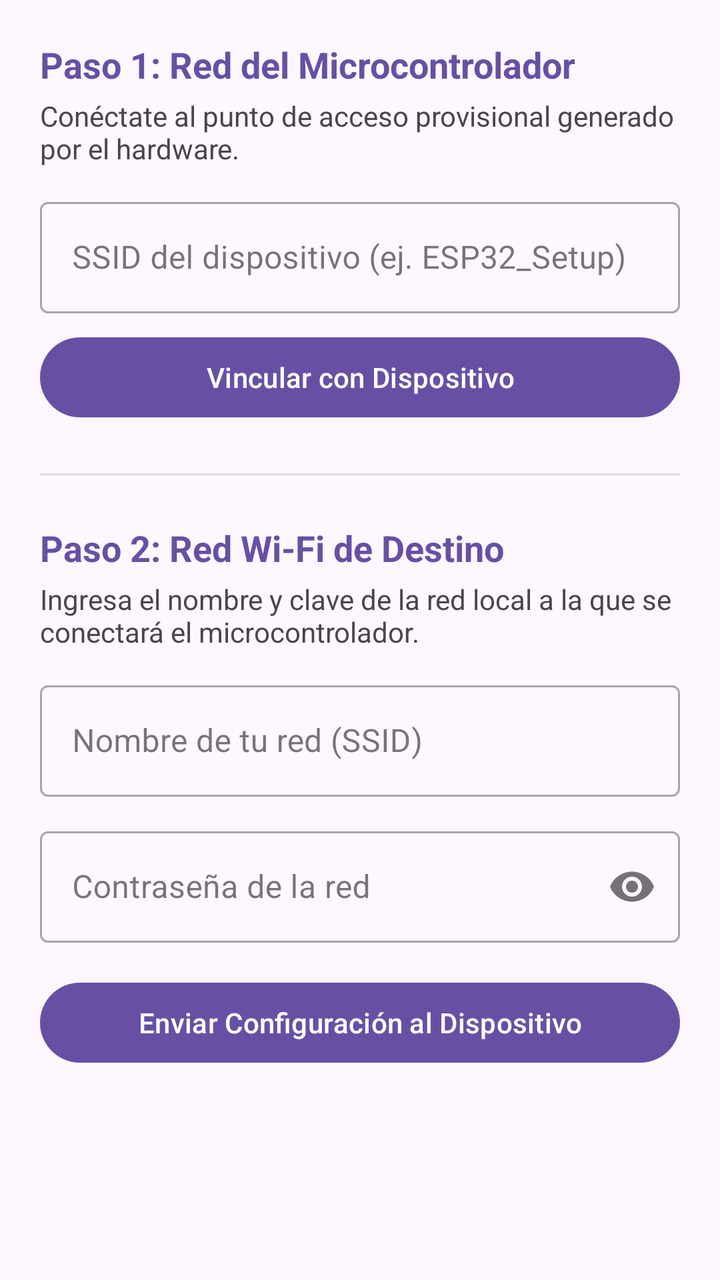
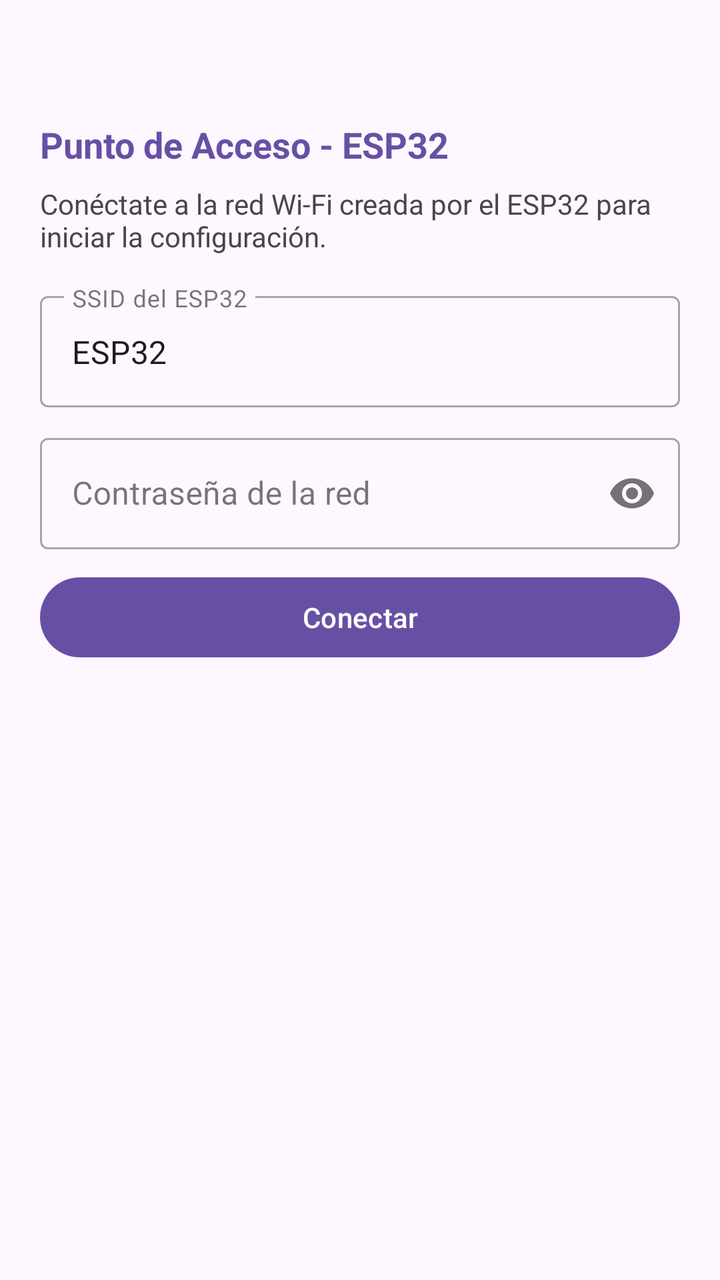

Compare the two renders of this Android layout. The source of the first and the diff that turns it into the second are given below.
<!-- AndroidManifest.xml: application theme Theme.BikeLight -->
<!-- res/layout/fragment_wifi_config.xml -->
<?xml version="1.0" encoding="utf-8"?>
<androidx.core.widget.NestedScrollView
    xmlns:android="http://schemas.android.com/apk/res/android"
    xmlns:app="http://schemas.android.com/apk/res-auto"
    android:layout_width="match_parent"
    android:layout_height="match_parent"
    android:padding="20dp">

    <LinearLayout
        android:layout_width="match_parent"
        android:layout_height="wrap_content"
        android:orientation="vertical">

        
        <TextView
            android:layout_width="wrap_content"
            android:layout_height="wrap_content"
            android:text="Paso 1: Red del Microcontrolador"
            android:textSize="18sp"
            android:textStyle="bold"
            android:textColor="?attr/colorPrimary" />

        <TextView
            android:layout_width="wrap_content"
            android:layout_height="wrap_content"
            android:layout_marginTop="4dp"
            android:text="Conéctate al punto de acceso provisional generado por el hardware."
            android:textSize="14sp"
            android:textColor="?android:attr/textColorSecondary" />

        <com.google.android.material.textfield.TextInputLayout
            android:id="@+id/tilDeviceAp"
            style="@style/Widget.MaterialComponents.TextInputLayout.OutlinedBox"
            android:layout_width="match_parent"
            android:layout_height="wrap_content"
            android:layout_marginTop="12dp"
            android:hint="SSID del dispositivo (ej. ESP32_Setup)">

            <com.google.android.material.textfield.TextInputEditText
                android:id="@+id/etDeviceAp"
                android:layout_width="match_parent"
                android:layout_height="wrap_content"
                android:inputType="text" />
        </com.google.android.material.textfield.TextInputLayout>

        <com.google.android.material.button.MaterialButton
            android:id="@+id/btnConnectDevice"
            android:layout_width="match_parent"
            android:layout_height="wrap_content"
            android:layout_marginTop="8dp"
            android:text="Vincular con Dispositivo" />

        <View
            android:layout_width="match_parent"
            android:layout_height="1dp"
            android:layout_marginVertical="24dp"
            android:background="?android:attr/listDivider" />

        
        <TextView
            android:layout_width="wrap_content"
            android:layout_height="wrap_content"
            android:text="Paso 2: Red Wi-Fi de Destino"
            android:textSize="18sp"
            android:textStyle="bold"
            android:textColor="?attr/colorPrimary" />

        <TextView
            android:layout_width="wrap_content"
            android:layout_height="wrap_content"
            android:layout_marginTop="4dp"
            android:text="Ingresa el nombre y clave de la red local a la que se conectará el microcontrolador."
            android:textSize="14sp"
            android:textColor="?android:attr/textColorSecondary" />

        <com.google.android.material.textfield.TextInputLayout
            android:id="@+id/tilNetworkSsid"
            style="@style/Widget.MaterialComponents.TextInputLayout.OutlinedBox"
            android:layout_width="match_parent"
            android:layout_height="wrap_content"
            android:layout_marginTop="12dp"
            android:hint="Nombre de tu red (SSID)">

            <com.google.android.material.textfield.TextInputEditText
                android:id="@+id/etNetworkSsid"
                android:layout_width="match_parent"
                android:layout_height="wrap_content"
                android:inputType="text" />
        </com.google.android.material.textfield.TextInputLayout>

        <com.google.android.material.textfield.TextInputLayout
            android:id="@+id/tilNetworkPass"
            style="@style/Widget.MaterialComponents.TextInputLayout.OutlinedBox"
            android:layout_width="match_parent"
            android:layout_height="wrap_content"
            android:layout_marginTop="12dp"
            android:hint="Contraseña de la red"
            app:passwordToggleEnabled="true">

            <com.google.android.material.textfield.TextInputEditText
                android:id="@+id/etNetworkPass"
                android:layout_width="match_parent"
                android:layout_height="wrap_content"
                android:inputType="textPassword" />
        </com.google.android.material.textfield.TextInputLayout>

        <com.google.android.material.button.MaterialButton
            android:id="@+id/btnSendCredentials"
            android:layout_width="match_parent"
            android:layout_height="wrap_content"
            android:layout_marginTop="16dp"
            android:text="Enviar Configuración al Dispositivo" />

        <ProgressBar
            android:id="@+id/progressBar"
            android:layout_width="wrap_content"
            android:layout_height="wrap_content"
            android:layout_gravity="center"
            android:layout_marginTop="16dp"
            android:visibility="gone" />

    </LinearLayout>
</androidx.core.widget.NestedScrollView>
<!-- resources referenced by this layout -->
<resources>
  <style name="Theme.BikeLight" parent="Base.Theme.BikeLight" />
  <style name="Base.Theme.BikeLight" parent="Theme.Material3.DayNight.NoActionBar">
          
          
      </style>
</resources>

<!-- the commit's change to res/layout/fragment_wifi_config.xml (unified diff, before → after) -->
@@ -4,6 +4,7 @@
     xmlns:app="http://schemas.android.com/apk/res-auto"
     android:layout_width="match_parent"
     android:layout_height="match_parent"
+    android:fillViewport="true"
     android:padding="20dp">
 
     <LinearLayout
@@ -12,19 +13,21 @@
         android:orientation="vertical">
 
         
+
         <TextView
-            android:layout_width="wrap_content"
+            android:layout_width="match_parent"
             android:layout_height="wrap_content"
-            android:text="Paso 1: Red del Microcontrolador"
+            android:layout_marginTop="40dp"
+            android:text="Punto de Acceso - ESP32"
+            android:textColor="?attr/colorPrimary"
             android:textSize="18sp"
-            android:textStyle="bold"
-            android:textColor="?attr/colorPrimary" />
+            android:textStyle="bold" />
 
         <TextView
             android:layout_width="wrap_content"
             android:layout_height="wrap_content"
-            android:layout_marginTop="4dp"
-            android:text="Conéctate al punto de acceso provisional generado por el hardware."
+            android:layout_marginTop="8dp"
+            android:text="Conéctate a la red Wi-Fi creada por el ESP32 para iniciar la configuración."
             android:textSize="14sp"
             android:textColor="?android:attr/textColorSecondary" />
 
@@ -33,83 +36,41 @@
             style="@style/Widget.MaterialComponents.TextInputLayout.OutlinedBox"
             android:layout_width="match_parent"
             android:layout_height="wrap_content"
-            android:layout_marginTop="12dp"
-            android:hint="SSID del dispositivo (ej. ESP32_Setup)">
+            android:layout_marginTop="15dp"
+            android:hint="SSID del ESP32">
 
             <com.google.android.material.textfield.TextInputEditText
+
                 android:id="@+id/etDeviceAp"
                 android:layout_width="match_parent"
                 android:layout_height="wrap_content"
-                android:inputType="text" />
-        </com.google.android.material.textfield.TextInputLayout>
-
-        <com.google.android.material.button.MaterialButton
-            android:id="@+id/btnConnectDevice"
-            android:layout_width="match_parent"
-            android:layout_height="wrap_content"
-            android:layout_marginTop="8dp"
-            android:text="Vincular con Dispositivo" />
-
-        <View
-            android:layout_width="match_parent"
-            android:layout_height="1dp"
-            android:layout_marginVertical="24dp"
-            android:background="?android:attr/listDivider" />
-
-        
-        <TextView
-            android:layout_width="wrap_content"
-            android:layout_height="wrap_content"
-            android:text="Paso 2: Red Wi-Fi de Destino"
-            android:textSize="18sp"
-            android:textStyle="bold"
-            android:textColor="?attr/colorPrimary" />
-
-        <TextView
-            android:layout_width="wrap_content"
-            android:layout_height="wrap_content"
-            android:layout_marginTop="4dp"
-            android:text="Ingresa el nombre y clave de la red local a la que se conectará el microcontrolador."
-            android:textSize="14sp"
-            android:textColor="?android:attr/textColorSecondary" />
-
-        <com.google.android.material.textfield.TextInputLayout
-            android:id="@+id/tilNetworkSsid"
-            style="@style/Widget.MaterialComponents.TextInputLayout.OutlinedBox"
-            android:layout_width="match_parent"
-            android:layout_height="wrap_content"
-            android:layout_marginTop="12dp"
-            android:hint="Nombre de tu red (SSID)">
-
-            <com.google.android.material.textfield.TextInputEditText
-                android:id="@+id/etNetworkSsid"
-                android:layout_width="match_parent"
-                android:layout_height="wrap_content"
+                android:text="ESP32"
                 android:inputType="text" />
         </com.google.android.material.textfield.TextInputLayout>
 
         <com.google.android.material.textfield.TextInputLayout
-            android:id="@+id/tilNetworkPass"
+            android:id="@+id/tilDeviceApPass"
             style="@style/Widget.MaterialComponents.TextInputLayout.OutlinedBox"
             android:layout_width="match_parent"
             android:layout_height="wrap_content"
-            android:layout_marginTop="12dp"
+            android:layout_marginTop="10dp"
             android:hint="Contraseña de la red"
             app:passwordToggleEnabled="true">
 
             <com.google.android.material.textfield.TextInputEditText
-                android:id="@+id/etNetworkPass"
+                android:id="@+id/etDeviceApPass"
                 android:layout_width="match_parent"
                 android:layout_height="wrap_content"
                 android:inputType="textPassword" />
         </com.google.android.material.textfield.TextInputLayout>
 
         <com.google.android.material.button.MaterialButton
-            android:id="@+id/btnSendCredentials"
+
+            android:id="@+id/btnConnectDevice"
             android:layout_width="match_parent"
             android:layout_height="wrap_content"
-            android:layout_marginTop="16dp"
-            android:text="Enviar Configuración al Dispositivo" />
+            android:layout_marginTop="10dp"
+            android:text="Conectar" />
 
         <ProgressBar
             android:id="@+id/progressBar"
@@ -118,6 +79,5 @@
             android:layout_gravity="center"
             android:layout_marginTop="16dp"
             android:visibility="gone" />
-
     </LinearLayout>
 </androidx.core.widget.NestedScrollView>
